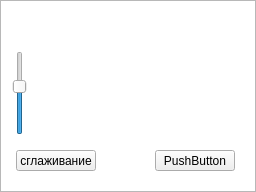
U-Alex/Easy_VOLS, file ui/mapview.ui: the form before one commit.
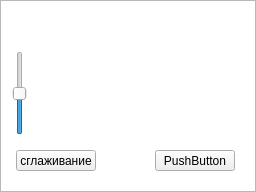
The form after the commit.

The edit to the form file:
```diff
--- a/ui/mapview.ui
+++ b/ui/mapview.ui
@@ -45,7 +45,7 @@
       <number>10</number>
      </property>
      <property name="value">
-      <number>300</number>
+      <number>250</number>
      </property>
      <property name="orientation">
       <enum>Qt::Vertical</enum>
```
